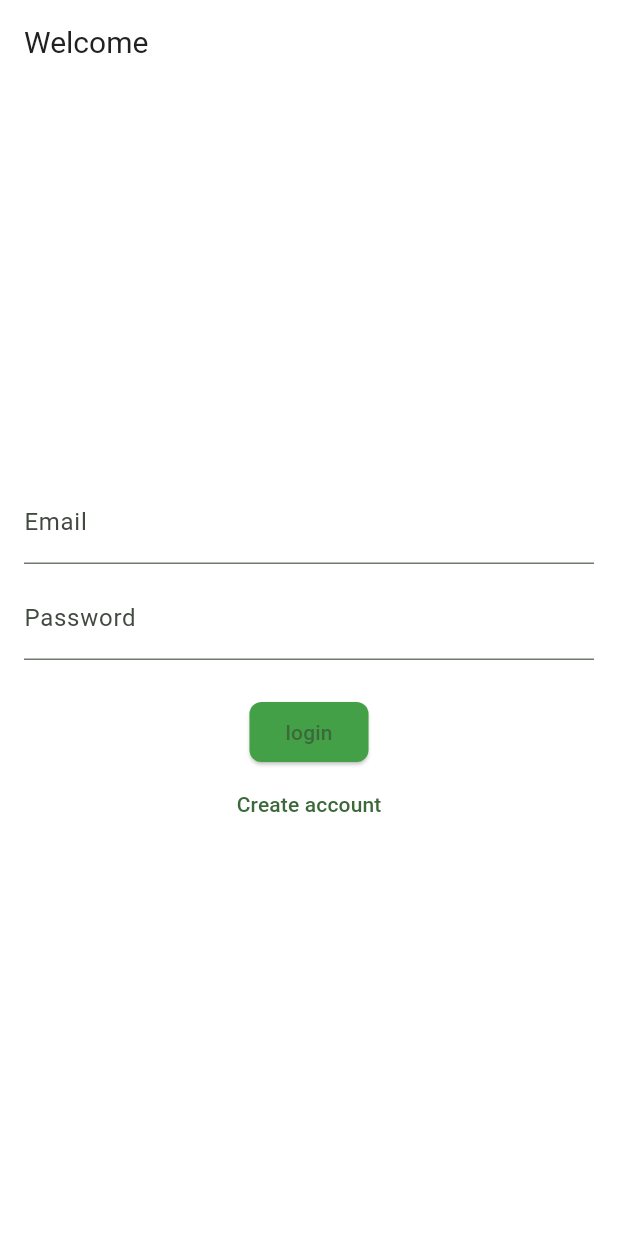
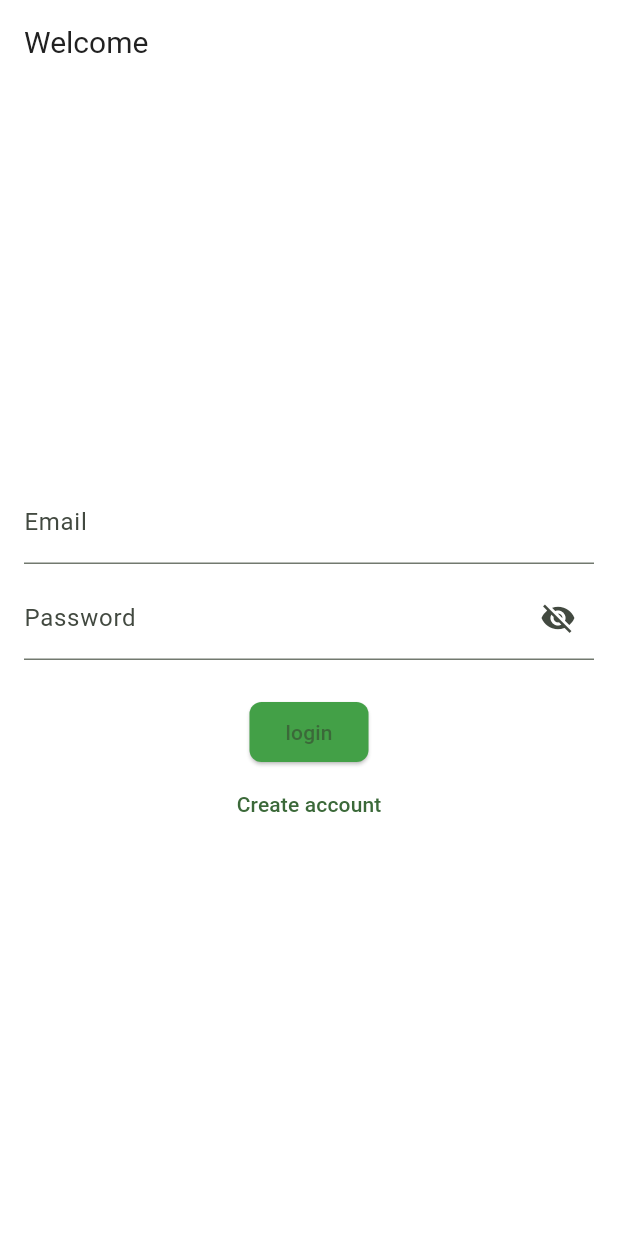
Before and after one commit to Felipe-Borba/my_kakeibo, a Flutter app: the screen it shows after launch, on a phone screen of 412 x 824 dp. Run offline on Flutter 3.47's test engine with Material 3 defaults, Android fonts, the phone set to English and light mode, and no system bars; our stand-ins replace cloud_firestore, firebase_auth, firebase_core, flutter_modular, shared_preferences; accounts and stored records are empty; generated files the repository leaves out were written again.

Commit message:
mostrar senha

```diff
--- a/lib/presentation/user/login/login_controller.dart
+++ b/lib/presentation/user/login/login_controller.dart
@@ -13,8 +13,14 @@ class LoginController with ChangeNotifier {
   // State
   String email = "";
   String password = "";
+  bool isPasswordVisible = false;
 
   // Actions
+  void togglePasswordVisibility() {
+    isPasswordVisible = !isPasswordVisible;
+    notifyListeners();
+  }
+
   onClickCreateAccount() async {
     Modular.to.pushNamed(CreateAccountView.routeName);
   }
--- a/lib/presentation/user/login/login_view.dart
+++ b/lib/presentation/user/login/login_view.dart
@@ -38,8 +38,17 @@ class LoginView extends StatelessWidget {
                 TextField(
                   key: const Key("password"),
                   onChanged: (value) => controller.password = value,
+                  obscureText: !controller.isPasswordVisible,
                   decoration: InputDecoration(
                     labelText: intl.password,
+                    suffixIcon: IconButton(
+                      icon: Icon(
+                        controller.isPasswordVisible
+                            ? Icons.visibility
+                            : Icons.visibility_off,
+                      ),
+                      onPressed: controller.togglePasswordVisibility,
+                    ),
                   ),
                 ),
                 const SizedBox(height: 24),
```
Also changed, not shown: pubspec.lock.
